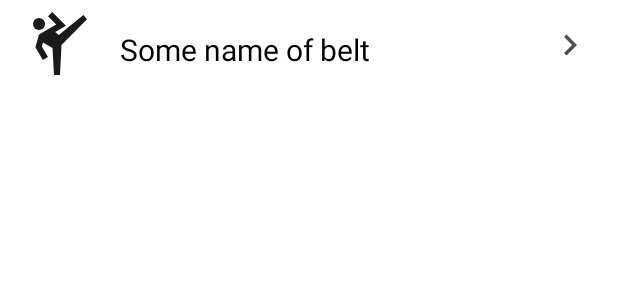
After one commit to yanna-stepanova/TaekwBelt, an Android app: the layout item_belt.xml on its own in the app's theme, with its tools: preview values and no code run, on a phone screen of 412 x 824 dp. The commit adds this screen. Shown: the top 300 px of the screen. Run offline under Robolectric (Android 15) with nearby library versions, the light colour scheme and no system bars.

Commit message:
A list of belts

```diff
--- a/app/build.gradle
+++ b/app/build.gradle
@@ -69,8 +69,8 @@ dependencies {
     implementation 'androidx.navigation:navigation-fragment:2.5.3'
     implementation 'androidx.navigation:navigation-ui:2.5.3'
     implementation 'androidx.vectordrawable:vectordrawable:1.1.0'
-    implementation 'androidx.lifecycle:lifecycle-livedata-ktx:2.6.0'
-    implementation 'androidx.lifecycle:lifecycle-viewmodel-ktx:2.6.0'
+    implementation 'androidx.lifecycle:lifecycle-livedata-ktx:2.6.1'
+    implementation 'androidx.lifecycle:lifecycle-viewmodel-ktx:2.6.1'
 
 
     testImplementation 'junit:junit:4.13.2'
--- /dev/null
+++ b/app/src/main/res/drawable/ic_image_of_belt.xml
@@ -0,0 +1,6 @@
+<vector android:alpha="0.9" android:height="24dp" android:tint="#000000"
+    android:viewportHeight="24" android:viewportWidth="24"
+    android:width="24dp" xmlns:android="http://schemas.android.com/apk/res/android">
+    <path android:fillColor="@android:color/white" android:pathData="M19.8,2l-8.2,6.7l-1.21,-1.04l3.6,-2.08l-4.58,-4.58l-1.41,1.41l2.74,2.74l-5.74,3.31l-1.19,4.29l2.46,4.25l1.73,-1l-2.03,-3.52l0.35,-1.3l3.18,1.82l0.5,9l2,0l0.5,-10l8.5,-8.6z"/>
+    <path android:fillColor="@android:color/white" android:pathData="M5,5m-2,0a2,2 0,1 1,4 0a2,2 0,1 1,-4 0"/>
+</vector>
--- /dev/null
+++ b/app/src/main/res/drawable/ic_navigate_next.xml
@@ -0,0 +1,6 @@
+<vector android:alpha="0.9" android:autoMirrored="true"
+    android:height="24dp" android:tint="#3C3C3C"
+    android:viewportHeight="24" android:viewportWidth="24"
+    android:width="24dp" xmlns:android="http://schemas.android.com/apk/res/android">
+    <path android:fillColor="@android:color/white" android:pathData="M10,6L8.59,7.41 13.17,12l-4.58,4.59L10,18l6,-6z"/>
+</vector>
--- /dev/null
+++ b/app/src/main/res/layout/item_belt.xml
@@ -0,0 +1,57 @@
+<?xml version="1.0" encoding="utf-8"?>
+<androidx.constraintlayout.widget.ConstraintLayout xmlns:android="http://schemas.android.com/apk/res/android"
+    xmlns:app="http://schemas.android.com/apk/res-auto"
+    xmlns:tools="http://schemas.android.com/tools"
+    android:layout_width="match_parent"
+    android:layout_height="wrap_content" >
+
+    <ImageView
+        android:id="@+id/imageBelt"
+        android:layout_width="48dp"
+        android:layout_height="48dp"
+        android:layout_marginStart="16dp"
+        android:layout_marginTop="6dp"
+        tools:src="@drawable/ic_image_of_belt"
+        app:layout_constraintStart_toStartOf="parent"
+        app:layout_constraintTop_toTopOf="parent"/>
+
+    <TextView
+        android:id="@+id/beltNameTextView"
+        android:layout_width="0dp"
+        android:layout_height="wrap_content"
+        android:layout_marginStart="16dp"
+        android:lines="1"
+        android:textColor="@color/black"
+        android:textSize="20sp"
+        app:layout_constraintBottom_toBottomOf="parent"
+        app:layout_constraintEnd_toStartOf="@id/imageButtonNext"
+        app:layout_constraintStart_toEndOf="@id/imageBelt"
+        app:layout_constraintTop_toTopOf="@id/imageBelt"
+        tools:text="Some name of belt" />
+
+    <ImageView
+        android:id="@+id/imageButtonNext"
+        android:layout_width="40dp"
+        android:layout_height="40dp"
+        tools:src="@drawable/ic_navigate_next"
+        android:padding="6dp"
+        android:layout_marginEnd="12dp"
+        android:background="?android:attr/selectableItemBackgroundBorderless"
+        app:layout_constraintTop_toTopOf="parent"
+        app:layout_constraintBottom_toBottomOf="parent"
+        app:layout_constraintEnd_toEndOf="parent"/>
+
+    <androidx.constraintlayout.widget.Barrier
+        android:id="@+id/barrier"
+        android:layout_width="wrap_content"
+        android:layout_height="wrap_content"
+        app:constraint_referenced_ids="imageBelt,beltNameTextView,imageButtonNext"
+        app:barrierDirection="bottom"/>
+
+    <Space
+        android:layout_width="wrap_content"
+        android:layout_height="6dp"
+        app:layout_constraintTop_toBottomOf="@+id/barrier"
+        />
+
+</androidx.constraintlayout.widget.ConstraintLayout>
```
Also changed, not shown: app/src/main/java/com/example/taekwbelt/BeltsAdapter.java (added, +59 -0 lines), app/src/main/java/com/example/taekwbelt/BeltsViewHolder.java (added, +26 -0 lines), app/src/main/java/com/example/taekwbelt/MainActivity.java (+11 -4 lines), app/src/main/java/com/example/taekwbelt/ui/belts/BeltsFragment.java (+27 -8 lines), app/src/main/res/layout/activity_main.xml (+6 -5 lines), app/src/main/res/layout/fragment_belts.xml (+4 -19 lines).
